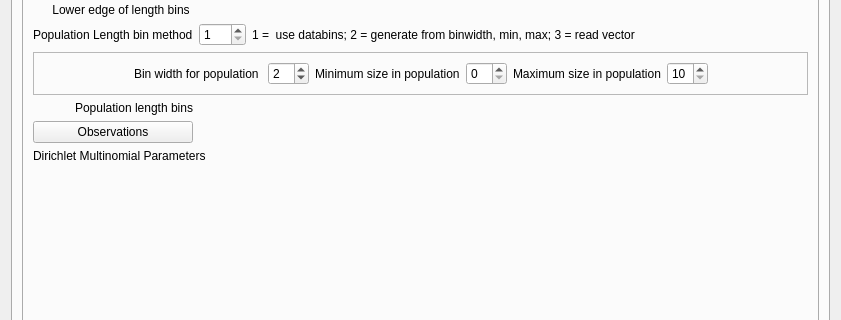
Above: src/data_widget.ui from nmfs-ost/ss3-ssi before the change; both pictures show x 0 to 841 and y 137 to 457 of the 841 by 621 pixel window. Below: the same form after it.
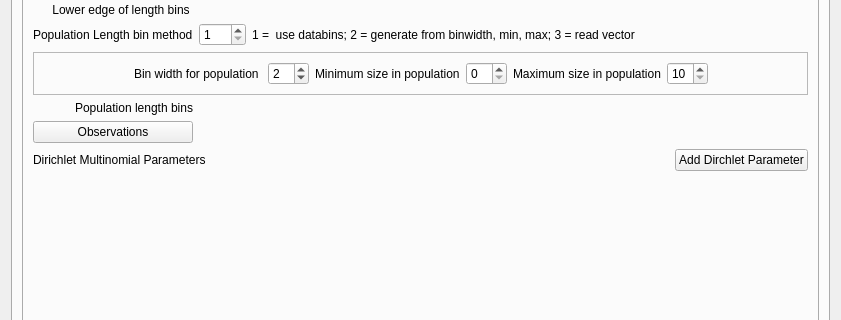
That is the form after the change. The open tabs and pages were chosen to show the change. Icons and pictures are not drawn.

The edit to the form file:
```diff
--- a/src/data_widget.ui
+++ b/src/data_widget.ui
@@ -1095,16 +1095,40 @@
                </property>
               </widget>
              </item>
-             <item row="8" column="0" colspan="2">
-              <widget class="QLabel" name="label_length_dirichlet_parms">
-               <property name="text">
-                <string>Dirichlet Multinomial Parameters</string>
-               </property>
-              </widget>
-             </item>
              <item row="9" column="0" colspan="4">
               <layout class="QVBoxLayout" name="verticalLayout_length_dirichlet_parms"/>
              </item>
+             <item row="8" column="0" colspan="4">
+              <layout class="QHBoxLayout" name="horizontalLayout_length_dirichlet">
+               <item>
+                <widget class="QLabel" name="label_length_dirichlet_parms">
+                 <property name="text">
+                  <string>Dirichlet Multinomial Parameters</string>
+                 </property>
+                </widget>
+               </item>
+               <item>
+                <spacer name="horizontalSpacer_length_dirichlet">
+                 <property name="orientation">
+                  <enum>Qt::Horizontal</enum>
+                 </property>
+                 <property name="sizeHint" stdset="0">
+                  <size>
+                   <width>40</width>
+                   <height>20</height>
+                  </size>
+                 </property>
+                </spacer>
+               </item>
+               <item>
+                <widget class="QPushButton" name="pushButton_length_dirichlet_add">
+                 <property name="text">
+                  <string>Add Dirchlet Parameter</string>
+                 </property>
+                </widget>
+               </item>
+              </layout>
+             </item>
             </layout>
            </item>
            <item>
```
Left out of the diff: 38 changed lines with no effect on the pictures.
